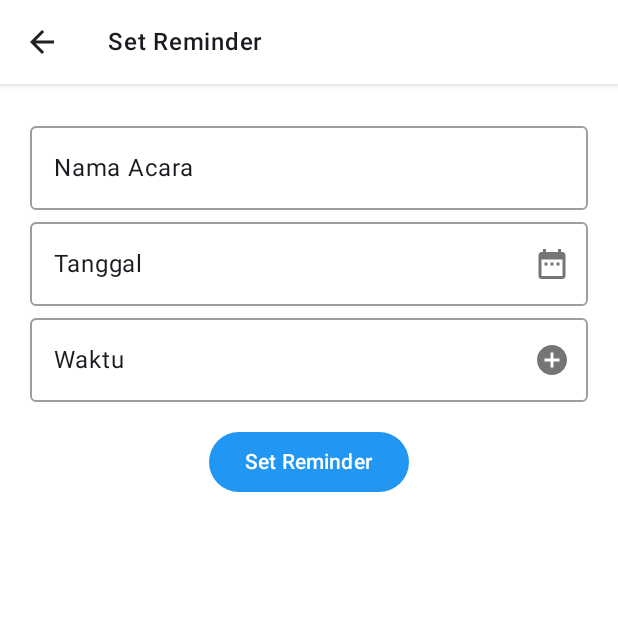
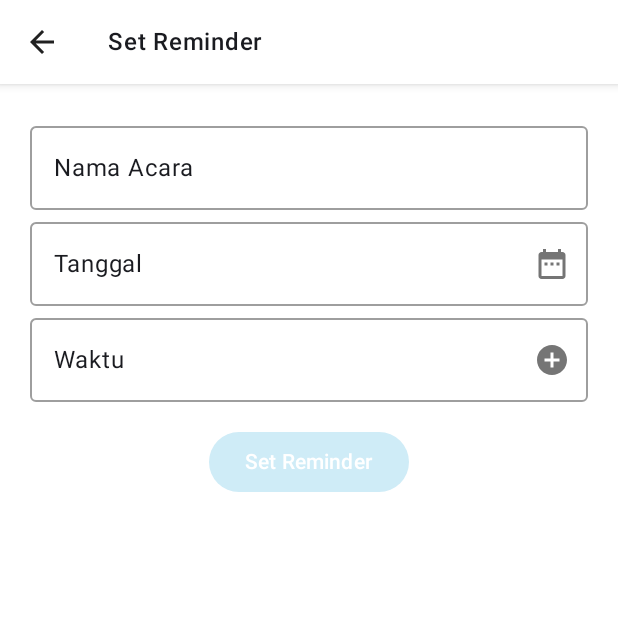
Before and after one commit to maulanabry/EventYukApp, an Android app built with Jetpack Compose: the ReminderScreen screen opened through its navigation route, on a phone screen of 412 x 824 dp, the top half of it. Run offline under Robolectric (Android 15) with nearby library versions, the light colour scheme and no system bars.

Commit message:
reminder screen

```diff
--- a/app/src/main/java/com/example/eventyukapp/screen/ReminderScreen.kt
+++ b/app/src/main/java/com/example/eventyukapp/screen/ReminderScreen.kt
@@ -170,7 +170,7 @@ fun ReminderScreen(onReminderSet: (String, Long) -> Unit, navController: NavHost
                         }
                     },
                     colors = ButtonDefaults.buttonColors(
-                        containerColor = Color(0xFF2196F3),
+                        containerColor = Color(0xFFCFECF7),
                         contentColor = Color.White
                     )
                 ) {
```
